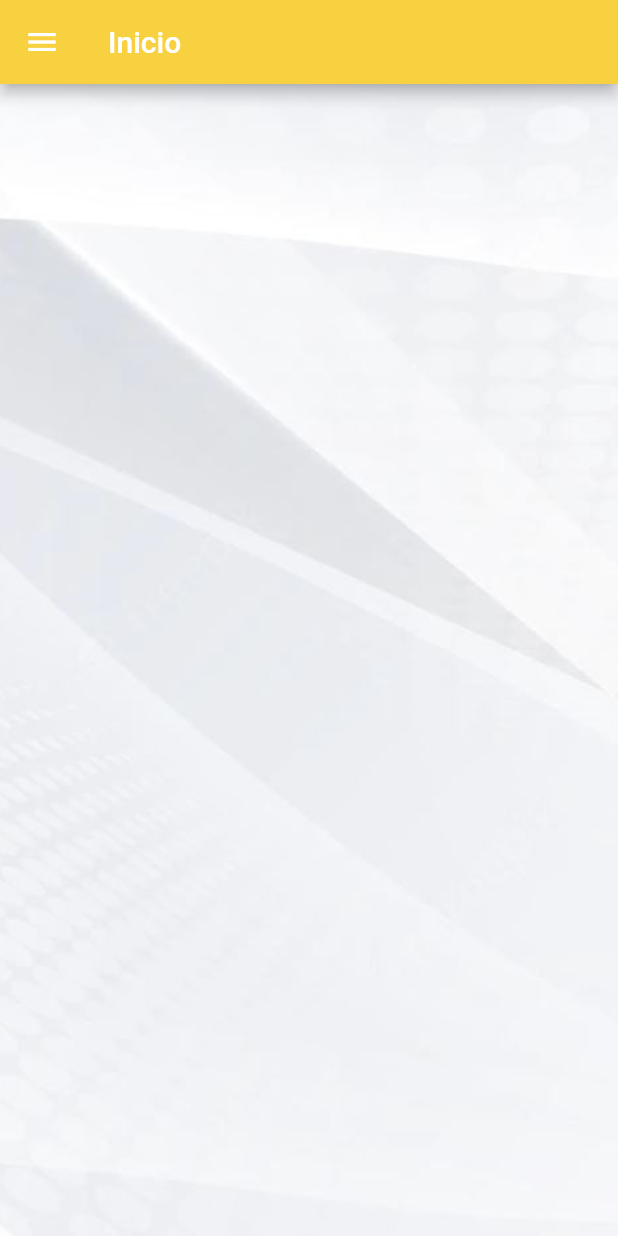
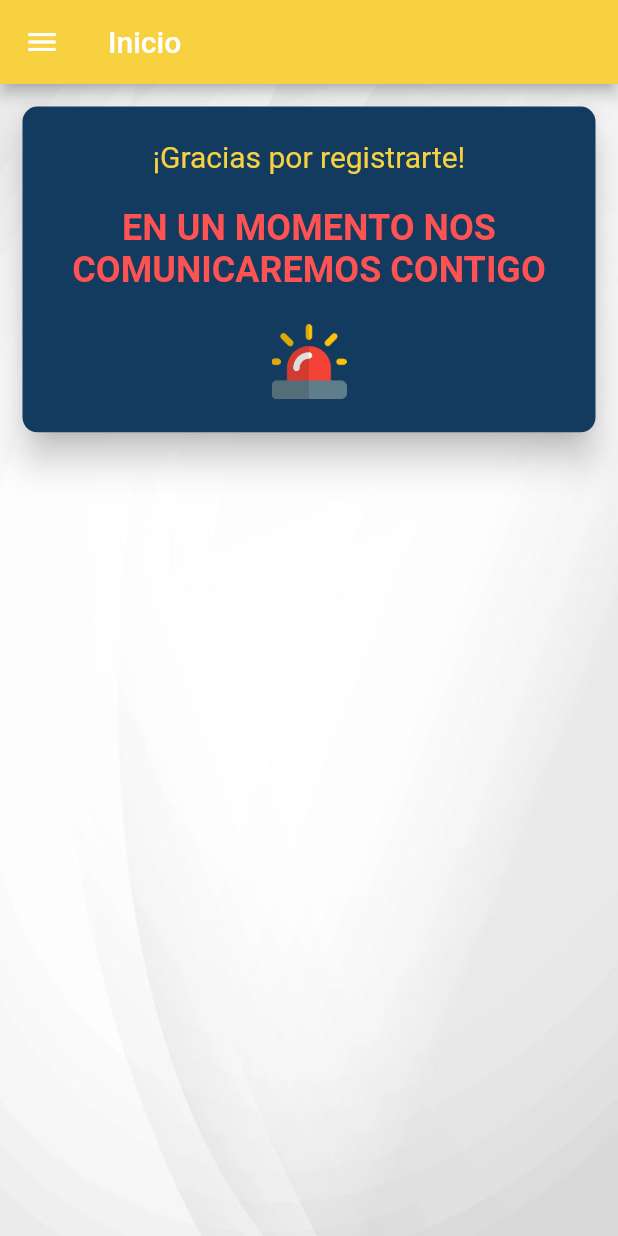
Before and after one commit to LuciaNunezYanez/linea_amarilla_app, a Flutter app: the InicioPage screen opened by its route, on a phone screen of 412 x 824 dp. Run offline on Flutter 3.47's test engine with Material 2 defaults, Android fonts, the light colour scheme and no system bars; our stand-ins replace bloc, date_time_picker, equatable, expandable, flutter_bloc, shared_preferences and 1 more; accounts and stored records are empty.

Commit message:
Ultimo respaldo

```diff
--- a/lib/blocs/login/login_bloc.dart
+++ b/lib/blocs/login/login_bloc.dart
@@ -40,8 +40,9 @@ class LoginBloc extends Bloc<LoginEvent, LoginState> {
           // Guardar credenciales del usuario en el celular
           print('SE INICIO SESIÓN CORRECTAMENTE');
           LoginPreferences _loginP = LoginPreferences();
-          await _loginP.guardarPersona(loginResponse.persona!);
-          await _loginP.guardarDireccion(loginResponse.direccion!);
+          await _loginP.guardarPersona(loginResponse.persona);
+          await _loginP.guardarDireccion(loginResponse.direccion);
+          await _loginP.guardarInventario(loginResponse.inventario);
 
           // Emitir que todo se guardó bien y pasar a la siguiente pantalla.
           emit(state.copyWith(idPersona: loginResponse.persona!.idPersona!));
--- a/lib/models/inventario.model.dart
+++ b/lib/models/inventario.model.dart
@@ -24,6 +24,7 @@ class Inventario {
         this.suicidarseInv,
         this.queriaSuicInv,
         this.quitVidaInv,
+        this.puntaje
     });
 
     int? idInventario;
@@ -44,6 +45,7 @@ class Inventario {
     int? suicidarseInv;
     int? queriaSuicInv;
     int? quitVidaInv;
+    int? puntaje;
 
     factory Inventario.fromJson(String str) => Inventario.fromMap(json.decode(str));
 
@@ -68,6 +70,7 @@ class Inventario {
         suicidarseInv: json["suicidarse_inv"] == null ? null : json["suicidarse_inv"],
         queriaSuicInv: json["queria_suic_inv"] == null ? null : json["queria_suic_inv"],
         quitVidaInv: json["quit_vida_inv"] == null ? null : json["quit_vida_inv"],
+        puntaje: json["puntaje"] == null ? null : json["puntaje"],
     );
 
     Map<String, dynamic> toMap() => {
@@ -89,5 +92,6 @@ class Inventario {
         "suicidarse_inv": suicidarseInv == null ? null : suicidarseInv,
         "queria_suic_inv": queriaSuicInv == null ? null : queriaSuicInv,
         "quit_vida_inv": quitVidaInv == null ? null : quitVidaInv,
+        "puntaje": puntaje == null ? null : puntaje,
     };
 }
--- a/lib/pages/inicio.dart
+++ b/lib/pages/inicio.dart
@@ -14,9 +14,11 @@ class InicioPage extends StatefulWidget {
 class _InicioPageState extends State<InicioPage> {
   @override
   Widget build(BuildContext context) {
+    LoginPreferences _loginP = new LoginPreferences();
+
     return Stack(children: [
       Image.asset(
-        "assets/images/fondo.JPG",
+        "assets/images/gris2_volt.jpg",
         height: MediaQuery.of(context).size.height,
         width: MediaQuery.of(context).size.width,
         fit: BoxFit.cover,
@@ -24,13 +26,79 @@ class _InicioPageState extends State<InicioPage> {
       Scaffold(
         backgroundColor: Colors.transparent,
         appBar: AppBar(
-          title: const Text(
-            "Inicio",
+          title: Text(
+            'Inicio',
             style: TextStyle(color: Colors.white),
           ),
           backgroundColor: Color.fromARGB(255, 247, 209, 63),
         ),
-        body: Container(),
+        body: Container(
+          // color: Color.fromARGB(255, 192, 13, 35),
+          height: MediaQuery.of(context).size.height * 0.3,
+          child: (_loginP.puntaje <= 6)
+              ? Container(
+                  width: MediaQuery.of(context).size.width,
+                  child: Card(
+                    color: Color.fromARGB(255, 19, 59, 95),
+                    shape: RoundedRectangleBorder(
+                        borderRadius: BorderRadius.circular(10)),
+                    margin: EdgeInsets.all(15),
+                    elevation: 10,
+                    child: Column(
+                      mainAxisAlignment: MainAxisAlignment.spaceEvenly,
+                      children: <Widget>[
+                        Text(
+                          '¡Gracias por registrarte!',
+                          style: TextStyle(
+                              color: Color.fromARGB(255, 247, 209, 63),
+                              fontSize: 20),
+                        ),
+                        Text(
+                          'EN UN MOMENTO NOS COMUNICAREMOS CONTIGO',
+                          style: TextStyle(
+                              color: Colors.redAccent,
+                              fontSize: 24,
+                              fontWeight: FontWeight.bold),
+                          textAlign: TextAlign.center,
+                        ),
+                        Image.asset('assets/images/alerta.png', height: 50)
+                        // leading: Icon(Icons.person),
+                      ],
+                    ),
+                  ),
+                )
+              : Container(
+                  width: MediaQuery.of(context).size.width,
+                  child: Card(
+                    color: Color.fromARGB(255, 19, 59, 95),
+                    shape: RoundedRectangleBorder(
+                        borderRadius: BorderRadius.circular(10)),
+                    margin: EdgeInsets.all(15),
+                    elevation: 10,
+                    child: Column(
+                      mainAxisAlignment: MainAxisAlignment.spaceEvenly,
+                      children: <Widget>[
+                        Text(
+                          '¡Gracias por registrarte!',
+                          style: TextStyle(
+                              color: Color.fromARGB(255, 247, 209, 63),
+                              fontSize: 20),
+                        ),
+                        Text(
+                          'DE SER NECESARIO NOS COMUNICAREMOS CONTIGO',
+                          style: TextStyle(
+                              color: Colors.white,
+                              fontSize: 24,
+                              fontWeight: FontWeight.bold),
+                          textAlign: TextAlign.center,
+                        ),
+                        Image.asset('assets/images/corazon_v2.png', height: 50)
+                        // leading: Icon(Icons.person),
+                      ],
+                    ),
+                  ),
+                ),
+        ),
         drawer: DrawerPrincipal(),
       ),
     ]);
```
Also changed, not shown: lib/blocs/share_pref/login.preferences.dart (+51 -39 lines), lib/widgets/Inf_direccion.widget.dart (+38 -12 lines), lib/widgets/Inf_personal.widget.dart (+9 -3 lines), lib/widgets/drawer.dart (+7 -7 lines), lib/widgets/inf_referencias.widget.dart (+22 -10 lines), assets/images/alerta.png (added), assets/images/amor.png (added), assets/images/corazon_v2.png (added), assets/images/drawerLA.png (added), assets/images/fondo_drawer_2.png (deleted), assets/images/fondo_gris_oscuro.jpeg (deleted), assets/images/gris2.jpg (added), assets/images/gris2_volt.jpg (added), assets/images/lazo_amarillo.png (added).
